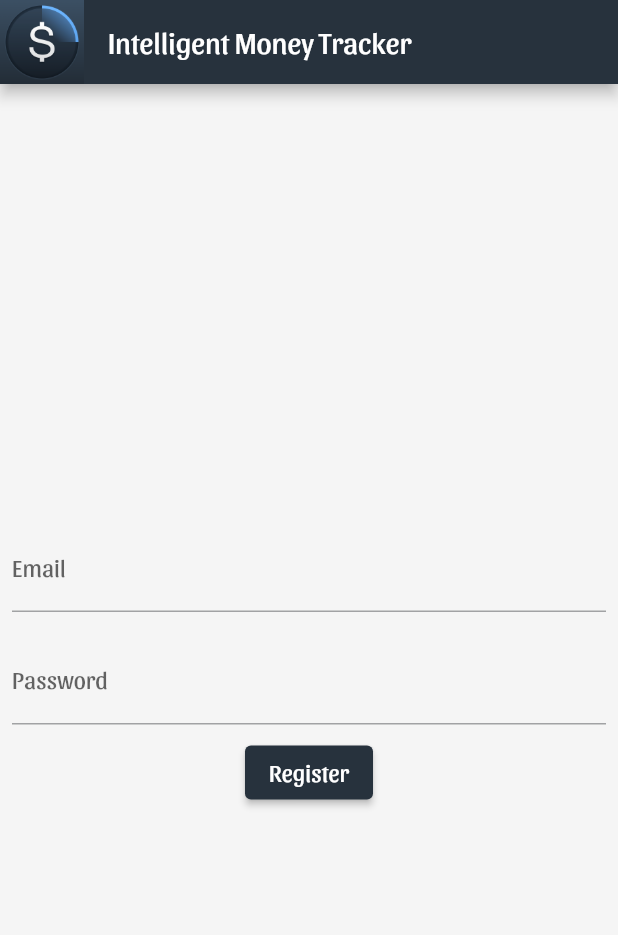
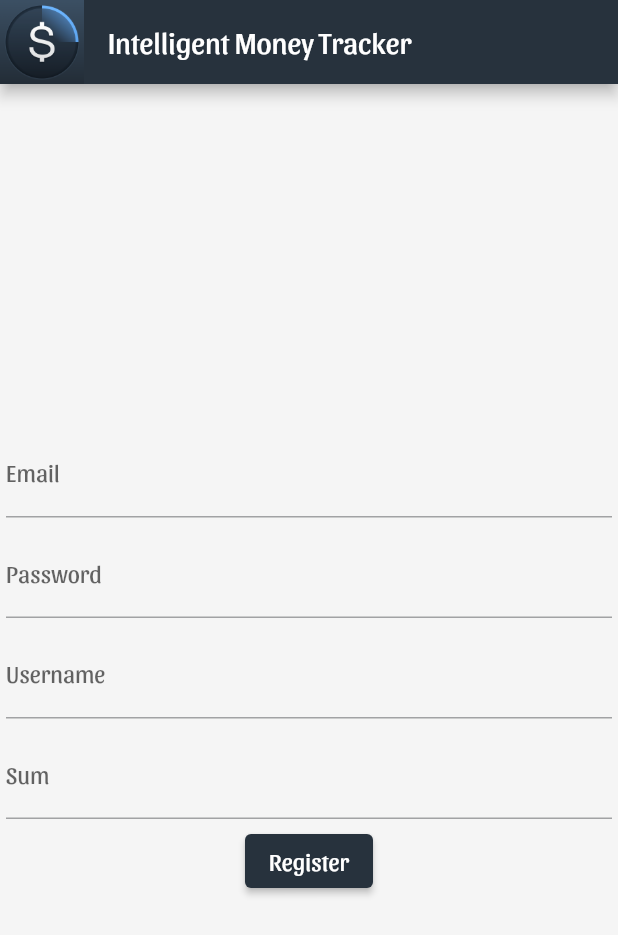
Before and after one commit to Radu-Seitan/intelligent-money-tracker-mobile, a Flutter app: the screen it shows after launch, after a tap on "Register", on a phone screen of 412 x 824 dp. Shown: the top 935 px of the screen. Run offline on Flutter 3.47's test engine with Material 2 defaults, Android fonts, the phone set to English and light mode, and no system bars; our stand-ins replace firebase_auth, firebase_core; missing offline and left inert: fimber_io; accounts and stored records are empty.

Commit message:
Full register

```diff
--- a/lib/models/user_model.dart
+++ b/lib/models/user_model.dart
@@ -1,6 +1,11 @@
-class User{
-  late final String uid;
-  late final String? email;
+class User {
+  late final String id;
+  late final String? username;
+  late final int? sum;
 
-  User(this.uid,this.email);
+  User({required this.id, required this.username, this.sum});
+
+  factory User.fromJson(Map<String, dynamic> json) {
+    return User(id: json['id'], username: json['name'], sum: json['sum']);
+  }
 }
--- a/lib/screens/register/register_page.dart
+++ b/lib/screens/register/register_page.dart
@@ -11,6 +11,8 @@ class RegisterPage extends StatelessWidget {
   Widget build(BuildContext context) {
     final TextEditingController emailController = TextEditingController();
     final TextEditingController passwordController = TextEditingController();
+    final TextEditingController usernameController = TextEditingController();
+    final TextEditingController sumController = TextEditingController();
 
     final authService = Provider.of<AuthService>(context);
     return Scaffold(
@@ -22,7 +24,7 @@ class RegisterPage extends StatelessWidget {
         mainAxisAlignment: MainAxisAlignment.center,
         children: [
           Padding(
-            padding: const EdgeInsets.all(8.0),
+            padding: const EdgeInsets.all(4.0),
             child: TextField(
               controller: emailController,
               decoration: const InputDecoration(
@@ -31,12 +33,32 @@ class RegisterPage extends StatelessWidget {
             ),
           ),
           Padding(
-            padding: const EdgeInsets.all(8.0),
+            padding: const EdgeInsets.all(4.0),
             child: TextField(
               controller: passwordController,
               obscureText: true,
               decoration: const InputDecoration(
                 labelText: 'Password',
+              ),
+            ),
+          ),
+          Padding(
+            padding: const EdgeInsets.all(4.0),
+            child: TextField(
+              controller: usernameController,
+              obscureText: true,
+              decoration: const InputDecoration(
+                labelText: 'Username',
+              ),
+            ),
+          ),
+          Padding(
+            padding: const EdgeInsets.all(4.0),
+            child: TextField(
+              controller: sumController,
+              obscureText: true,
+              decoration: const InputDecoration(
+                labelText: 'Sum',
               ),
             ),
           ),
@@ -49,6 +71,8 @@ class RegisterPage extends StatelessWidget {
               await authService.createUserWithEmailAndPassword(
                 emailController.text,
                 passwordController.text,
+                usernameController.text,
+                double.parse(sumController.text),
               );
               Navigator.pop(context);
             },
--- a/lib/services/auth_service.dart
+++ b/lib/services/auth_service.dart
@@ -1,18 +1,44 @@
+import 'dart:convert';
+
+import 'package:fimber_io/fimber_io.dart';
 import 'package:firebase_auth/firebase_auth.dart' as auth;
+import 'package:http/http.dart';
 import 'package:intelligent_money_tracker_mobile/models/user_model.dart';
 
 class AuthService {
   final auth.FirebaseAuth _firebaseAuth = auth.FirebaseAuth.instance;
+  final String _baseUri = 'http://34.118.9.214:7165';
+  final String _resourceName = 'api/Users';
 
-  User? _userFromFirebase(auth.User? user) {
+  User? _userFromFire(auth.User? user) {
     if (user == null) {
       return null;
     }
-    return User(user.uid, user.email);
+    return User(id: user.uid, username: user.displayName);
   }
 
   Stream<User?>? get user {
-    return _firebaseAuth.authStateChanges().map(_userFromFirebase);
+    return _firebaseAuth.authStateChanges().map(_userFromFire);
+  }
+
+  Future<User?> _userFromFirebase(auth.User? user) async {
+    if (user == null) {
+      return null;
+    }
+    var userFromDb = await getUser(user.uid);
+    return userFromDb;
+  }
+
+  Future<User> getUser(String id) async {
+    try {
+      var response = await get(Uri.parse('$_baseUri/$_resourceName/$id'));
+      var decodedBody = jsonDecode(response.body);
+      User user = User.fromJson(decodedBody);
+      return user;
+    } catch (ex, stackTrace) {
+      Fimber.e('Unhandled exception', ex: ex, stacktrace: stackTrace);
+      throw Exception('Failed to get user.');
+    }
   }
 
   Future<User?> singInWithEmailAndPassword(
@@ -23,19 +49,39 @@ class AuthService {
       email: email,
       password: password,
     );
-
+    // call backend api and return user entity from db
     return _userFromFirebase(credential.user);
   }
 
   Future<User?> createUserWithEmailAndPassword(
     String email,
     String password,
+    String username,
+    double sum,
   ) async {
     final credential = await _firebaseAuth.createUserWithEmailAndPassword(
       email: email,
       password: password,
     );
-
+    try {
+      // call backend api and post user entity in db
+      var response = await post(
+        Uri.parse('$_baseUri/$_resourceName'),
+        headers: <String, String>{
+          'Content-Type': 'application/json; charset=UTF-8',
+        },
+        body: jsonEncode(
+          <String, Object?>{
+            'id': credential.user?.uid,
+            'username': username,
+            'sum': sum
+          },
+        ),
+      );
+    } catch (ex, stackTrace) {
+      Fimber.e('Unhandled exception', ex: ex, stacktrace: stackTrace);
+      throw Exception('Failed to post user.');
+    }
     return _userFromFirebase(credential.user);
   }
 
```
